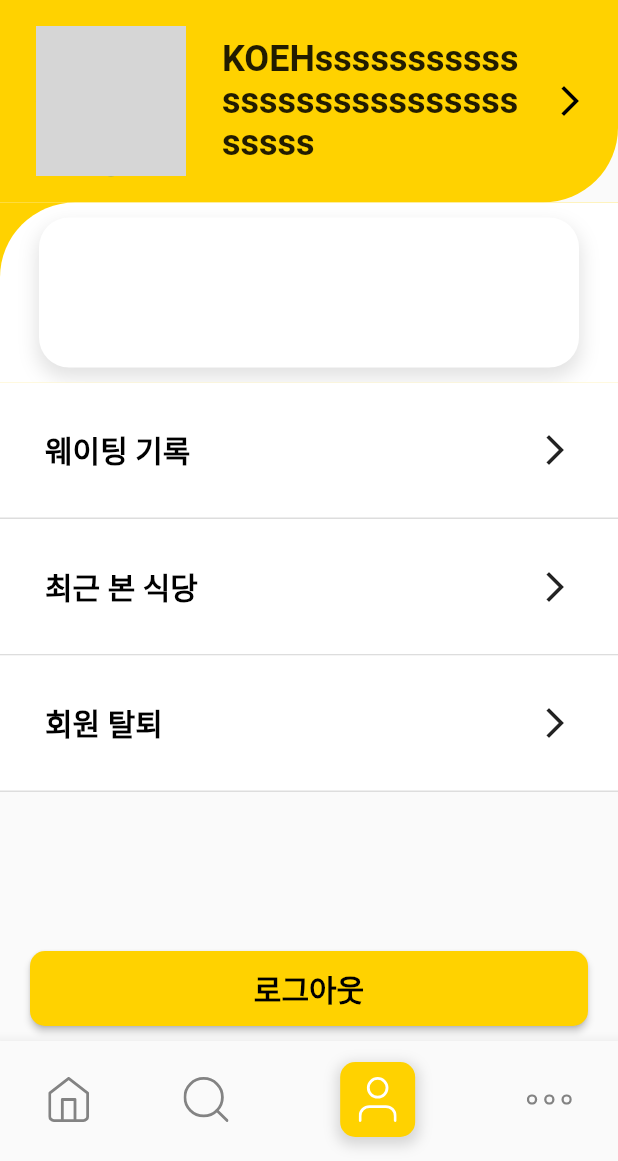
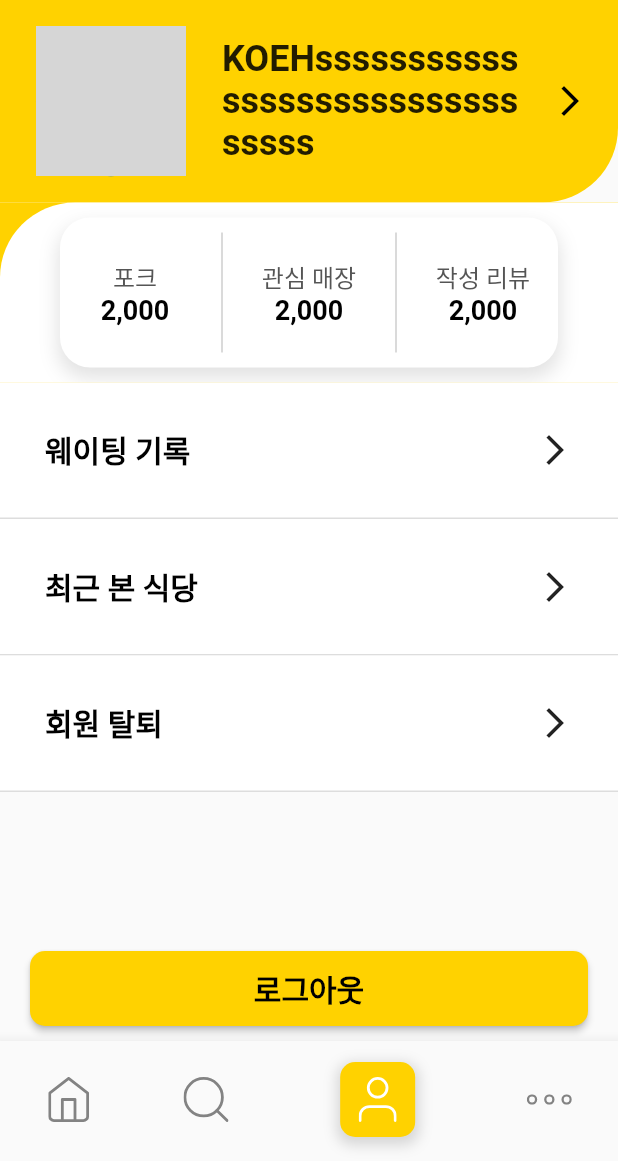
Before and after one commit to SuhyungK/Simollu, a Flutter app: the screen it shows after launch, item 3 of the bottom bar chosen, on a phone screen of 412 x 824 dp, the part 75-1236 px from its top. Run offline on Flutter 3.47's test engine with Material 2 defaults, Android fonts, the phone set to English and light mode, and no system bars; our stand-ins replace flutter_svg, get; grey boxes are pictures that could not be loaded.

Commit message:
[FE] feat: 마이페이지 포크수, 관심매장수, 작성리뷰수 박스 구현

```diff
--- a/simollu_front/lib/views/my_page.dart
+++ b/simollu_front/lib/views/my_page.dart
@@ -108,7 +108,6 @@ class MyPageState extends State<MyPage> with SingleTickerProviderStateMixin {
               child: Center(
                 child: Container(
                   height: 100,
-                  width: 360,
                   decoration: BoxDecoration(
                     color: Colors.white,
                     borderRadius: BorderRadius.all(
@@ -122,6 +121,129 @@ class MyPageState extends State<MyPage> with SingleTickerProviderStateMixin {
                         offset: Offset(0, 6),
                       )
                     ],
+                  ),
+                  child: IntrinsicWidth(
+                    child: Row(
+                      children: [
+                        SizedBox(
+                          width: 100,
+                          child: ElevatedButton(
+                            onPressed: () {
+                              print("포크 수");
+                            },
+                            style: ButtonStyle(
+                              elevation: MaterialStateProperty.all(0),
+                              splashFactory: NoSplash.splashFactory,
+                              backgroundColor: MaterialStateProperty.all(
+                                Colors.transparent,
+                              ),
+                            ),
+                            child: Column(
+                              mainAxisAlignment: MainAxisAlignment.center,
+                              children: const [
+                                Text(
+                                  "포크",
+                                  style: TextStyle(
+                                    color: Color(0xFF555555),
+                                    fontSize: 16,
+                                  ),
+                                ),
+                                Text(
+                                  "2,000",
+                                  style: TextStyle(
+                                    fontSize: 18,
+                                    color: Colors.black,
+                                    fontWeight: FontWeight.bold,
+                                  ),
+                                ),
+                              ],
+                            ),
+                          ),
+                        ),
+                        VerticalDivider(
+                          indent: 10,
+                          endIndent: 10,
+                          color: Colors.grey.withOpacity(0.5),
+                          thickness: 1.0,
+                        ),
+                        SizedBox(
+                          width: 100,
+                          child: ElevatedButton(
+                            onPressed: () {
+                              print("포크 수");
+                            },
+                            style: ButtonStyle(
+                              elevation: MaterialStateProperty.all(0),
+                              splashFactory: NoSplash.splashFactory,
+                              backgroundColor: MaterialStateProperty.all(
+                                Colors.transparent,
+                              ),
+                            ),
+                            child: Column(
+                              mainAxisAlignment: MainAxisAlignment.center,
+                              children: const [
+                                Text(
+                                  "관심 매장",
+                                  style: TextStyle(
+                                    color: Color(0xFF555555),
+                                    fontSize: 16,
+                                  ),
+                                ),
+                                Text(
+                                  "2,000",
+                                  style: TextStyle(
+                                    color: Colors.black,
+                                    fontSize: 18,
+                                    fontWeight: FontWeight.bold,
+                                  ),
+                                ),
+                              ],
+                            ),
+                          ),
+                        ),
+                        VerticalDivider(
+                          indent: 10,
+                          endIndent: 10,
+                          color: Colors.grey.withOpacity(0.5),
+                          thickness: 1.0,
+                        ),
+                        SizedBox(
+                          width: 100,
+                          child: ElevatedButton(
+                            onPressed: () {
+                              print("포크 수");
+                            },
+                            style: ButtonStyle(
+                              elevation: MaterialStateProperty.all(0),
+                              splashFactory: NoSplash.splashFactory,
+                              backgroundColor: MaterialStateProperty.all(
+                                Colors.transparent,
+                              ),
+                            ),
+                            child: Column(
+                              mainAxisAlignment: MainAxisAlignment.center,
+                              children: const [
+                                Text(
+                                  "작성 리뷰",
+                                  style: TextStyle(
+                                    color: Color(0xFF555555),
+                                    fontSize: 16,
+                                  ),
+                                ),
+                                Text(
+                                  "2,000",
+                                  style: TextStyle(
+                                    color: Colors.black,
+                                    fontSize: 18,
+                                    fontWeight: FontWeight.bold,
+                                  ),
+                                ),
+                              ],
+                            ),
+                          ),
+                        ),
+                      ],
+                    ),
                   ),
                 ),
               ),
```
